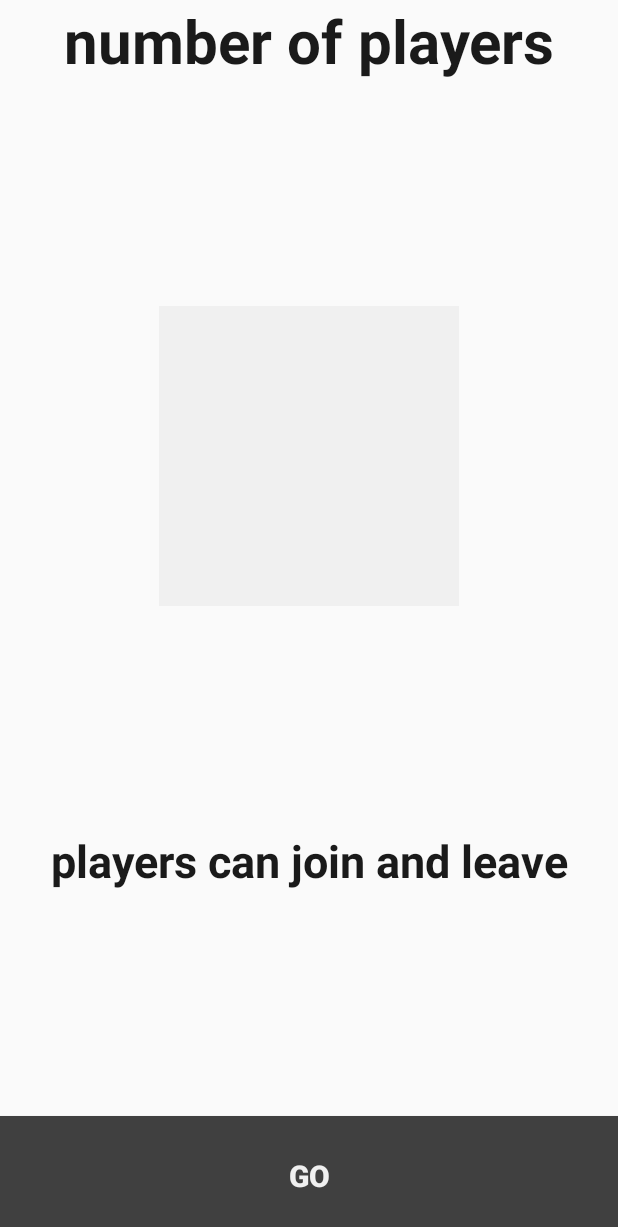
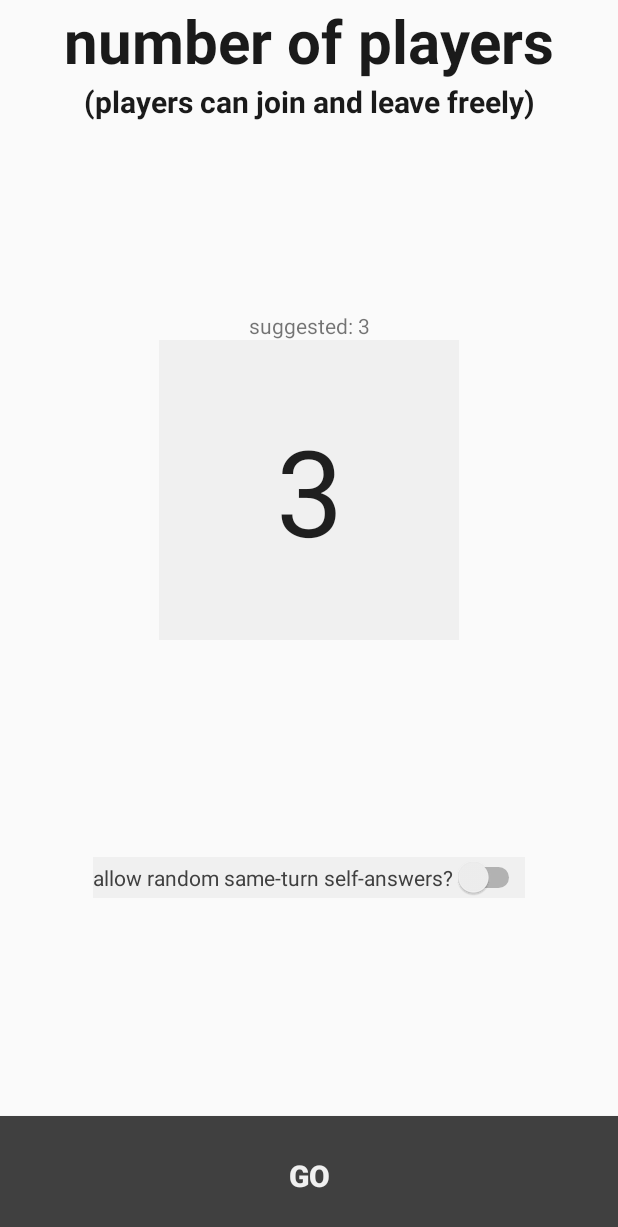
Before and after one commit to elliottdehn/revel, an Android app: the screen it shows after launch (MainActivity), after a tap on "BEGIN", on a phone screen of 412 x 824 dp. Shown: the top 1227 px of the screen. Run offline under Robolectric (Android 15) with nearby library versions, the phone set to English and light mode, and no system bars.

Commit message:
added toggle to player select screen, added some state logic

```diff
--- a/app/src/main/java/com/gregory/revelation/FlavorGenerator.java
+++ b/app/src/main/java/com/gregory/revelation/FlavorGenerator.java
@@ -134,7 +134,9 @@ public class FlavorGenerator {
             "consent is not just sexy: it's required.",
             "drugs are fun, but terrible for productivity.",
             "bad decisions will always catch up to you.",
-            "the world is one big, very kinky orgy."
+            "the world is one big, very kinky orgy.",
+            "what do you want from me?",
+            "should you stay or should you go?"
     };
 
     public static String grabFlavor(){
--- a/app/src/main/res/layout/fragment_player_count.xml
+++ b/app/src/main/res/layout/fragment_player_count.xml
@@ -19,20 +19,6 @@
         app:layout_constraintStart_toStartOf="parent"
         app:layout_constraintEnd_toEndOf="parent"/>
 
-    <EditText
-        android:id="@+id/enterNumberPlayers"
-        android:layout_width="200dp"
-        android:layout_height="200dp"
-        android:textSize="80sp"
-        android:gravity="center"
-        android:background="@color/colorAccent"
-        android:inputType="number"
-        android:maxLength="2"
-        app:layout_constraintLeft_toLeftOf="parent"
-        app:layout_constraintRight_toRightOf="parent"
-        app:layout_constraintTop_toBottomOf="@+id/numberPlayers"
-        app:layout_constraintBottom_toTopOf="@id/joinLeave"/>
-
     <TextView
         android:id="@+id/joinLeave"
         android:layout_width="match_parent"
@@ -40,10 +26,46 @@
         android:text="@string/playersJoinLeave"
         android:gravity="center"
         android:textColor="@color/colorPrimaryDark"
-        android:textSize="30sp"
+        android:textSize="20sp"
         android:textStyle="bold"
-        app:layout_constraintBottom_toTopOf="@+id/goButton"
-        app:layout_constraintTop_toBottomOf="@id/enterNumberPlayers"/>
+        app:layout_constraintTop_toBottomOf="@id/numberPlayers" />
+
+    <TextView
+        android:layout_width="match_parent"
+        android:layout_height="wrap_content"
+        android:text="@string/suggestedNumberPlayers"
+        android:gravity="center"
+        app:layout_constraintBottom_toTopOf="@id/enterNumberPlayers"
+        app:layout_constraintLeft_toLeftOf="parent"
+        app:layout_constraintRight_toRightOf="parent" />
+
+    <EditText
+        android:id="@+id/enterNumberPlayers"
+        android:layout_width="200dp"
+        android:layout_height="200dp"
+        android:text="@string/defaultNumberPlayers"
+        android:textSize="80sp"
+        android:gravity="center"
+        android:background="@color/colorAccent"
+        android:inputType="number"
+        android:maxLength="2"
+        android:hint="@string/numberHint"
+        app:layout_constraintLeft_toLeftOf="parent"
+        app:layout_constraintRight_toRightOf="parent"
+        app:layout_constraintTop_toBottomOf="@id/joinLeave"
+        app:layout_constraintBottom_toTopOf="@id/sameTurnToggle"/>
+
+    <Switch
+        android:id="@+id/sameTurnToggle"
+        android:layout_width="wrap_content"
+        android:layout_height="wrap_content"
+        android:text="@string/sameTurnToggle"
+        android:background="@color/colorAccent"
+        android:textColor="@color/colorPrimary"
+        app:layout_constraintTop_toBottomOf="@id/enterNumberPlayers"
+        app:layout_constraintBottom_toTopOf="@id/goButton"
+        app:layout_constraintLeft_toLeftOf="parent"
+        app:layout_constraintRight_toRightOf="parent"/>
 
     <Button
         android:id="@+id/goButton"
--- a/app/src/main/res/values/strings.xml
+++ b/app/src/main/res/values/strings.xml
@@ -8,7 +8,7 @@
     <string name="line4">revel and repeat</string>
     <string name="playerCount">number of players</string>
     <string name="go">go</string>
-    <string name="playersJoinLeave">players can join and leave</string>
+    <string name="playersJoinLeave">(players can join and leave freely)</string>
 
     <!-- TODO: Remove or change this placeholder text -->
     <string name="enterQuestion">type something for someone to respond to</string>
@@ -18,6 +18,11 @@
     <string name="answerAppears">answer appears here</string>
     <string name="submit">Submit</string>
     <string name="respondToAbove">respond to the above secretly</string>
+    <string name="sameTurnToggle">allow random same-turn self-answers?</string>
+    <string name="numberHint">##</string>
+    <string name="defaultNumberPlayers">3</string>
+    <string name="suggestedNumberPlayers">suggested: 3</string>
+    <string name="minMaxNumberPlayers">minimum: 3 | maximum: 12</string>
 
     <!-- TODO: Remove or change this placeholder text -->
     <string name="hello_blank_fragment">Hello blank fragment</string>
```
Also changed, not shown: app/src/main/java/com/gregory/revelation/GameBuffer.java (+33 -14 lines), app/src/main/java/com/gregory/revelation/GameField.java (+11 -4 lines), app/src/main/java/com/gregory/revelation/MainActivity.java (+14 -17 lines), app/src/main/java/com/gregory/revelation/PlayerCount.java (+15 -1 lines).
